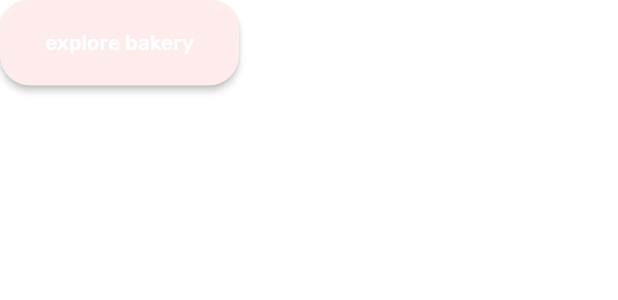
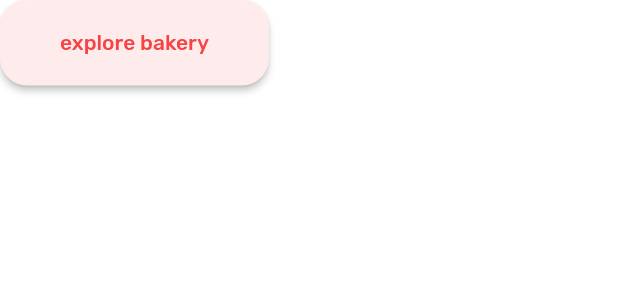
Before and after one commit to kefeh/cbakes, a Flutter app: the ButtonMain widget shown alone on an empty page, opened directly, on a phone screen of 412 x 824 dp. Shown: the top 300 px of the screen. Run offline on Flutter 3.47's test engine with Material 2 defaults, Android fonts, the phone set to English and light mode, and no system bars; our stand-ins replace auto_route, dartz, google_fonts, hooks_riverpod, marquee.

Commit message:
adds the changes that makes the upper layer more attractive

```diff
--- a/lib/core/presentation/main_widget.dart
+++ b/lib/core/presentation/main_widget.dart
@@ -46,7 +46,7 @@ class MainWidget extends StatelessWidget {
                 ),
                 button: const TextStyle(
                   fontSize: 20,
-                  fontWeight: FontWeight.w400,
+                  fontWeight: FontWeight.w600,
                 ),
               ),
           pageTransitionsTheme: const PageTransitionsTheme(builders: {
--- a/lib/home/presentation/home_page.dart
+++ b/lib/home/presentation/home_page.dart
@@ -65,9 +65,13 @@ class HomePage extends StatelessWidget {
                             )
                           ],
                         ),
-                        Padding(
+                        Expanded(
+                          child: Padding(
                             padding: EdgeInsets.only(left: size / 7),
                             child: Column(
+                              crossAxisAlignment: CrossAxisAlignment.start,
+                              mainAxisAlignment: MainAxisAlignment.spaceAround,
+                              mainAxisSize: MainAxisSize.max,
                               children: [
                                 Column(
                                   crossAxisAlignment: CrossAxisAlignment.start,
@@ -115,9 +119,11 @@ class HomePage extends StatelessWidget {
                                   text: "explore bakery",
                                   backgroundColor:
                                       Color.fromRGBO(254, 236, 236, 1),
-                                textColor: Color.fromRGBO(246, 67, 67, 1),
+                                  textColor:
+                                      const Color.fromRGBO(246, 67, 67, 1),
                                 ),
                               ],
+                            ),
                           ),
                         ),
                       ],
@@ -207,25 +213,27 @@ class ButtonMain extends StatelessWidget {
 
   @override
   Widget build(BuildContext context) {
+    print("textColor is:");
+    print(textColor);
     return ElevatedButton(
       onPressed: () {},
-      child: Text(text),
+      child: Text(
+        text,
+        style: Theme.of(context)
+            .textTheme
+            .button!
+            .copyWith(color: textColor ?? Colors.white),
+      ),
       style: ButtonStyle(
         padding: MaterialStateProperty.all(
-          const EdgeInsets.symmetric(vertical: 20.0, horizontal: 30.0),
+          const EdgeInsets.symmetric(vertical: 20.0, horizontal: 40.0),
         ),
         backgroundColor: MaterialStateProperty.all(
           backgroundColor,
         ),
-        textStyle: MaterialStateProperty.all(
-          Theme.of(context)
-              .textTheme
-              .button!
-              .copyWith(color: textColor ?? Colors.white),
-        ),
         shape: MaterialStateProperty.all<RoundedRectangleBorder>(
           RoundedRectangleBorder(
-            borderRadius: BorderRadius.circular(20.0),
+            borderRadius: BorderRadius.circular(18.0),
           ),
         ),
       ),
--- a/pubspec.yaml
+++ b/pubspec.yaml
@@ -22,7 +22,7 @@ dependencies:
   marquee: ^2.2.0
 
 dev_dependencies:
-  auto_route_generator: ^2.3.0
+  auto_route_generator: ^2.1.0
   build_runner: ^2.1.1
   flutter_lints: ^1.0.0
   flutter_test:
```
Also changed, not shown: pubspec.lock, 1 other file. Lines whose indentation alone changed are shown as unchanged.
